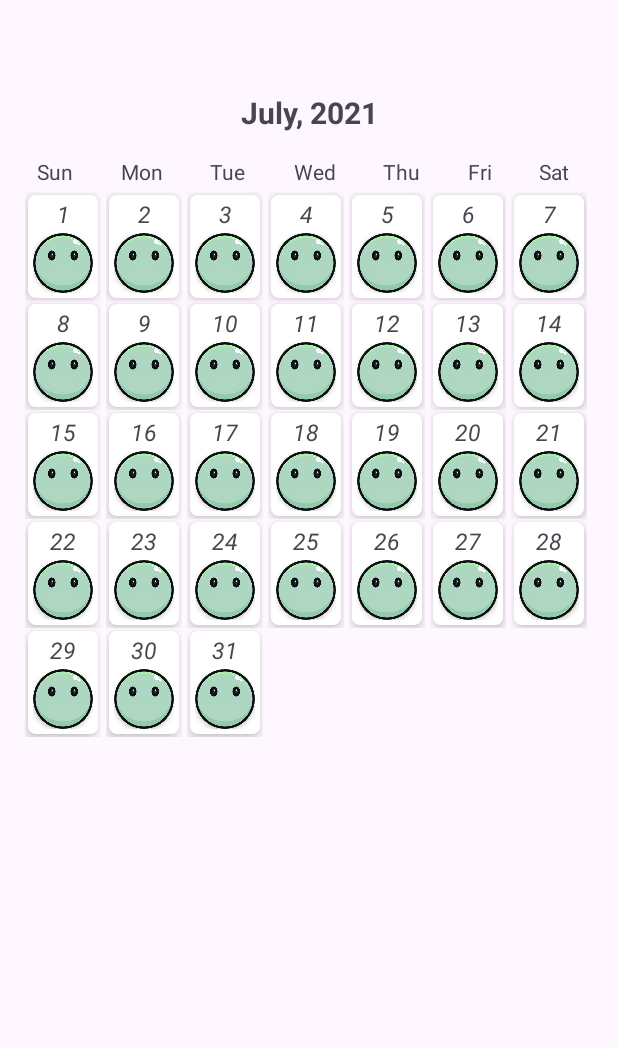
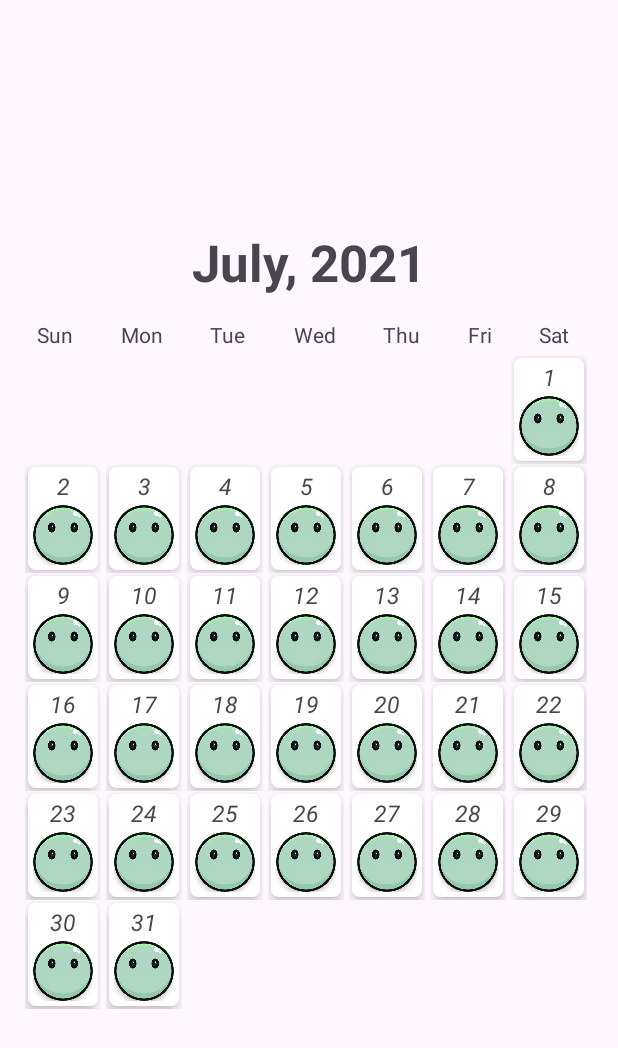
Before and after one commit to karan-747/Mental-Health-App, an Android app: the fragment MoodTrackFragment placed in its activity, on a phone screen of 412 x 824 dp. Shown: the top 1048 px of the screen. Run offline under Robolectric (Android 15) with nearby library versions, the phone set to English and light mode, and no system bars; our stand-ins replace Firebase (no records; nobody signed in at launch, a user with empty details on screens opened directly), data binding.

Commit message:
Commit mood tracking Display 1.0

```diff
--- a/app/src/main/java/com/example/mentalhealthapp/adapter/MoodTrackerAdapter.kt
+++ b/app/src/main/java/com/example/mentalhealthapp/adapter/MoodTrackerAdapter.kt
@@ -2,6 +2,7 @@ package com.example.mentalhealthapp.adapter
 
 import android.content.Context
 import android.icu.text.Transliterator.Position
+import android.util.Log
 import android.view.LayoutInflater
 import android.view.View
 import android.view.ViewGroup
@@ -12,10 +13,17 @@ import androidx.core.content.ContextCompat
 import androidx.databinding.DataBindingUtil
 import androidx.fragment.app.Fragment
 import com.example.mentalhealthapp.R
+import com.example.mentalhealthapp.dataclasses.MoodItem
 
 class MoodTrackerAdapter(private val myContext: Context) :BaseAdapter() {
+    private val TAG ="MoodTrackerAdapter"
+
+    private val myRecordsList = ArrayList<MoodItem>()
+    private var startPosition = -1
+    private var endPosition = -1
+    private var count  = -1
     override fun getCount(): Int {
-        return 31
+        return 37
     }
 
     override fun getItem(p0: Int): Any {
@@ -29,12 +37,66 @@ class MoodTrackerAdapter(private val myContext: Context) :BaseAdapter() {
     override fun getView(position: Int, view: View?, parent: ViewGroup?): View {
 
         val rootView = LayoutInflater.from(myContext).inflate(R.layout.grid_item,parent,false)
-        val ivMood = rootView.findViewById<ImageView>(R.id.ivMood)
-        val tvDate = rootView.findViewById<TextView>(R.id.tvDate)
-        tvDate.text = (position+1).toString()
-        ivMood.setImageDrawable(ContextCompat.getDrawable(myContext, R.drawable.blankmood))
+
+        if(position<startPosition || position >endPosition ){
+            rootView.visibility = View.GONE
+            return rootView
+        }
+        else{
+            for(moodItem in myRecordsList){
+                //Log.d(TAG,"MoodItem ${moodItem.date}")
+                if(count == moodItem.date ){
+                    val ivMood = rootView.findViewById<ImageView>(R.id.ivMood)
+                    val tvDate = rootView.findViewById<TextView>(R.id.tvDate)
+                    tvDate.text = count.toString()
+                    count++
+                    when(moodItem.overAllMood){
+                        "Happy"->{
+                            ivMood.setImageDrawable(ContextCompat.getDrawable(myContext, R.drawable.smile))
+                        }
+
+                        "Sad"->{
+                            ivMood.setImageDrawable(ContextCompat.getDrawable(myContext, R.drawable.sad))
+                        }
+                        "Anxious"->{
+                            ivMood.setImageDrawable(ContextCompat.getDrawable(myContext, R.drawable.sick))
+                        }
+                        "Angry"->{
+                            ivMood.setImageDrawable(ContextCompat.getDrawable(myContext, R.drawable.angry))
+                        }
+                        "Neutral"->{
+                            ivMood.setImageDrawable(ContextCompat.getDrawable(myContext, R.drawable.neutral))
+                        }
+                    }
+
+                    Log.d(TAG,"FOUND $count")
+                    return rootView
+                }
+            }
+
+            val ivMood = rootView.findViewById<ImageView>(R.id.ivMood)
+            val tvDate = rootView.findViewById<TextView>(R.id.tvDate)
+            tvDate.text = count.toString()
+            count++
+            ivMood.setImageDrawable(ContextCompat.getDrawable(myContext, R.drawable.blankmood))
+            return rootView
+        }
+
+
+
+
+
 
         return rootView
 
     }
+
+    fun updateList(moodItems:ArrayList<MoodItem>,start:Int,end:Int){
+        myRecordsList.clear()
+        startPosition= start
+        myRecordsList.addAll(moodItems)
+        endPosition = end
+        count =1
+        notifyDataSetChanged()
+    }
 }
--- a/app/src/main/java/com/example/mentalhealthapp/fragments/MoodTrackFragment.kt
+++ b/app/src/main/java/com/example/mentalhealthapp/fragments/MoodTrackFragment.kt
@@ -1,34 +1,107 @@
 package com.example.mentalhealthapp.fragments
 
+import android.icu.text.DateFormat
 import android.os.Bundle
+import android.util.Log
 import androidx.fragment.app.Fragment
 import android.view.LayoutInflater
 import android.view.View
 import android.view.ViewGroup
+import android.widget.Toast
 import androidx.databinding.DataBindingUtil
+import androidx.lifecycle.Observer
+import androidx.lifecycle.ViewModelProvider
 import com.example.mentalhealthapp.R
 import com.example.mentalhealthapp.adapter.MoodTrackerAdapter
 import com.example.mentalhealthapp.databinding.FragmentMoodTrackBinding
+import com.example.mentalhealthapp.viewmodels.MoodTrackVM
+import com.google.type.DateTime
+import java.text.SimpleDateFormat
+import java.util.Calendar
+import java.util.Locale
 
 
 class MoodTrackFragment : Fragment(R.layout.fragment_mood_track) {
 
+    private val TAG = "MoodTrackFragment"
     private lateinit var  binding: FragmentMoodTrackBinding
+    private lateinit var viewModel :MoodTrackVM
+    private val calendar = Calendar.getInstance()
+    private  lateinit var  myAdapter:MoodTrackerAdapter
     override fun onCreateView(
         inflater: LayoutInflater,
         container: ViewGroup?,
         savedInstanceState: Bundle?
     ): View? {
         binding = DataBindingUtil.inflate(inflater , R.layout.fragment_mood_track,container,false)
+        viewModel = ViewModelProvider(this)[MoodTrackVM::class.java]
+        viewModel.initDatabase()
+         myAdapter= MoodTrackerAdapter(requireContext())
+        binding.gridView.adapter = myAdapter
+
+        val year= calendar.get( Calendar.YEAR)
+        val monthFormat = SimpleDateFormat("MMMM",Locale.getDefault())
+        val month = monthFormat.format(calendar.time)
+        binding.tvDate.text = "$month, $year"
 
 
+        return  binding.root
+    }
 
-        val myAdapter= MoodTrackerAdapter(requireContext())
+    private fun getStartPosition():Int{
+        val mycal =Calendar.getInstance()
+        mycal.set(Calendar.HOUR_OF_DAY,0)
+        mycal.clear(Calendar.MINUTE)
+        mycal.clear(Calendar.SECOND)
+        mycal.clear(Calendar.MILLISECOND)
+        mycal.set(Calendar.DAY_OF_MONTH, 1);
+        val dayFormat = SimpleDateFormat("EEEE", Locale.getDefault())
+        val day = dayFormat.format(mycal.time)
 
-        binding.gridView.adapter = myAdapter
+        return when(day){
 
-        return  binding.root
+            "Sunday"->{
+                0
+            }
+            "Monday"->{
+                1
+            }
+            "Tuesday"->{
+                2
+            }
+            "Wednesday"->{
+                3
+
+            }
+            "Thursday"->{
+                4
+
+            }
+            "Friday"->{
+                5
+
+            }
+            "Saturday"->{
+                6
+
+            }
 
 
+            else -> { 0}
+        }
+    }
+
+    private fun getEndPosition(): Int {
+        val days = calendar.getActualMaximum(Calendar.DAY_OF_MONTH)
+        //Toast.makeText(requireContext(),days.toString(),Toast.LENGTH_SHORT).show()
+        return getStartPosition() +days
+    }
+
+
+    override fun onResume() {
+        super.onResume()
+        viewModel.getMoodRecordLiveData().observe(viewLifecycleOwner, Observer {
+            myAdapter.updateList(it,getStartPosition(),getEndPosition())
+        })
     }
 }
--- a/app/src/main/java/com/example/mentalhealthapp/model/FirebaseInterface.kt
+++ b/app/src/main/java/com/example/mentalhealthapp/model/FirebaseInterface.kt
@@ -1,5 +1,6 @@
 package com.example.mentalhealthapp.model
 
+import androidx.lifecycle.LiveData
 import com.example.mentalhealthapp.dataclasses.MoodItem
 import com.google.android.gms.auth.api.signin.GoogleSignInAccount
 
@@ -19,4 +20,11 @@ interface FirebaseInterface {
     suspend fun getTodaysMood():Pair<Boolean,MoodItem?>
 
     suspend fun updateUserMoodItem(updateMap: HashMap<String,Any>,oldMoodItem: MoodItem):Pair<Boolean,String>
+
+    fun getTheDatabase():Unit
+
+    fun getRecordLiveData(): LiveData<ArrayList<MoodItem>>
+
+
+
 }
--- a/app/src/main/java/com/example/mentalhealthapp/model/FirebaseModel.kt
+++ b/app/src/main/java/com/example/mentalhealthapp/model/FirebaseModel.kt
@@ -1,9 +1,13 @@
 package com.example.mentalhealthapp.model
 
+import android.util.Log
+import androidx.lifecycle.LiveData
+import androidx.lifecycle.MutableLiveData
 import com.example.mentalhealthapp.dataclasses.MoodItem
 import com.google.android.gms.auth.api.signin.GoogleSignInAccount
 import com.google.firebase.auth.FirebaseAuth
 import com.google.firebase.auth.GoogleAuthProvider
+import com.google.firebase.firestore.Query
 import com.google.firebase.firestore.SetOptions
 import com.google.firebase.firestore.ktx.firestore
 import com.google.firebase.ktx.Firebase
@@ -11,18 +15,18 @@ import kotlinx.coroutines.tasks.await
 import java.text.SimpleDateFormat
 import java.util.Calendar
 import java.util.Locale
+import kotlin.system.exitProcess
 
 object FirebaseModel {
 
     private var firebaseAuth =FirebaseAuth.getInstance()
     private var user = firebaseAuth.currentUser
     private  val calender=Calendar.getInstance()
+    private var recordLiveData = MutableLiveData<ArrayList <MoodItem> >()
 
-
-
-
-
-
+    private val TAG = "FirebaseModel"
+    private val recordList = ArrayList<MoodItem>()
+    private var isDatabaseInitialized = false
 
 
     suspend fun loginWithEmailAndPassword(email:String,password:String):Pair<Boolean,String>{
@@ -152,11 +156,50 @@ object FirebaseModel {
         }
 
     }
+     fun getTheDatabase() {
+        if(isDatabaseInitialized){
+            return
+        }
+        val UID = firebaseAuth.currentUser?.uid
+        val year = calender.get(Calendar.YEAR)
+        val monthFormat = SimpleDateFormat("MMMM", Locale.getDefault())
+        val month = monthFormat.format(calender.time)
+
+        val refPath = "/mental_health_app/UserRecords/$UID/MoodRecords/$month$year"
+        val recordRef = Firebase.firestore.collection(refPath)
+
+
+        recordRef.whereEqualTo("month", month)
+            .whereEqualTo("year", year)
+            .orderBy("date", Query.Direction.ASCENDING)
+            .addSnapshotListener() { snapShot, e ->
+                e?.let {
+                    Log.d(TAG, it.message.toString())
+                    return@addSnapshotListener
+                }
+
+                snapShot?.let {
+                   recordList.clear()
+                    for (doc in it) {
+                        val moodItem = doc.toObject(MoodItem::class.java)
+                        recordList.add(moodItem)
+                    }
+                    recordLiveData.value = recordList
+
+                }
+            }
+         isDatabaseInitialized =true
+    }
+
+    fun getRecordLiveData():LiveData<ArrayList<MoodItem>>{
+        return recordLiveData
+    }
 
 
 
 
     suspend fun getTodaysMood():Pair<Boolean,MoodItem?>{
+
         val UID = firebaseAuth.currentUser?.uid
         val year= calender.get( Calendar.YEAR)
         val monthFormat = SimpleDateFormat("MMMM", Locale.getDefault())
--- a/app/src/main/java/com/example/mentalhealthapp/repository/FirebaseRepository.kt
+++ b/app/src/main/java/com/example/mentalhealthapp/repository/FirebaseRepository.kt
@@ -1,5 +1,6 @@
 package com.example.mentalhealthapp.repository
 
+import androidx.lifecycle.LiveData
 import com.example.mentalhealthapp.dataclasses.MoodItem
 import com.example.mentalhealthapp.model.FirebaseInterface
 import com.example.mentalhealthapp.model.FirebaseModel
@@ -53,4 +54,14 @@ object FirebaseRepository:FirebaseInterface {
     override suspend fun updateUserMoodItem(updateMap: HashMap<String,Any>,oldMoodItem: MoodItem):Pair<Boolean,String>{
         return modelRef.updateUserMoodItem(updateMap,oldMoodItem)
     }
+
+    override fun getTheDatabase() {
+         modelRef.getTheDatabase()
+    }
+
+    override fun getRecordLiveData(): LiveData<ArrayList<MoodItem>> {
+        return modelRef.getRecordLiveData()
+    }
+
+
 }
--- /dev/null
+++ b/app/src/main/java/com/example/mentalhealthapp/viewmodels/MoodTrackVM.kt
@@ -0,0 +1,19 @@
+package com.example.mentalhealthapp.viewmodels
+
+import androidx.lifecycle.LiveData
+import androidx.lifecycle.ViewModel
+import com.example.mentalhealthapp.dataclasses.MoodItem
+import com.example.mentalhealthapp.repository.FirebaseRepository
+
+class MoodTrackVM: ViewModel() {
+
+    private val repoRef = FirebaseRepository
+
+    fun initDatabase(){
+        repoRef.getTheDatabase()
+    }
+    fun getMoodRecordLiveData(): LiveData<ArrayList<MoodItem>> {
+        return repoRef.getRecordLiveData()
+    }
+
+}
--- a/app/src/main/res/layout/fragment_mood_track.xml
+++ b/app/src/main/res/layout/fragment_mood_track.xml
@@ -200,7 +200,7 @@
             android:layout_height="wrap_content"
             android:layout_marginBottom="16dp"
             android:text="July, 2021"
-            android:textSize="20sp"
+            android:textSize="34sp"
             android:textStyle="bold"
             app:layout_constraintBottom_toTopOf="@+id/textView11"
             app:layout_constraintEnd_toStartOf="@+id/guideline21"
@@ -214,7 +214,7 @@
             android:layout_width="wrap_content"
             android:layout_height="wrap_content"
             android:orientation="horizontal"
-            app:layout_constraintGuide_percent="0.66" />
+            app:layout_constraintGuide_percent="0.95" />
 
         <androidx.constraintlayout.widget.Guideline
             android:id="@+id/guideline26"
@@ -228,7 +228,7 @@
             android:layout_width="wrap_content"
             android:layout_height="wrap_content"
             android:orientation="horizontal"
-            app:layout_constraintGuide_percent="0.01" />
+            app:layout_constraintGuide_percent="0.05" />
     </androidx.constraintlayout.widget.ConstraintLayout>
 
 
```
